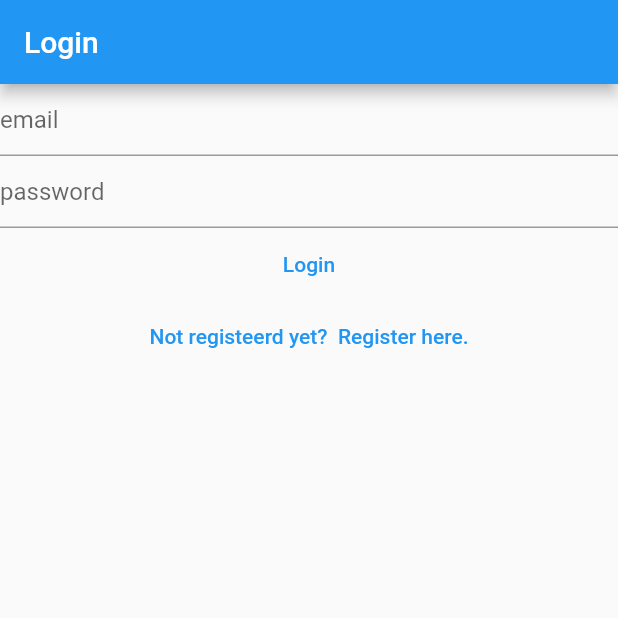
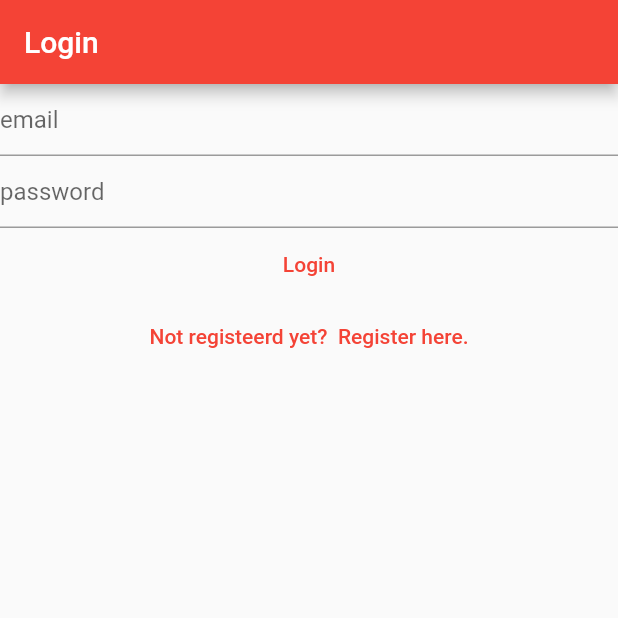
Before and after one commit to majzoub13/notes-flutter, a Flutter app: the screen it shows after launch, after a tap on "Login", on a phone screen of 412 x 824 dp, the top half of it. Run offline on Flutter 3.47's test engine with Material 2 defaults, Android fonts, the light colour scheme and no system bars; our stand-ins replace firebase_auth, firebase_core; accounts and stored records are empty; network calls fail.

Commit message:
third commit

```diff
--- a/lib/main.dart
+++ b/lib/main.dart
@@ -7,19 +7,19 @@ import 'package:flutter_application_1/firebase_options.dart';
 import 'package:flutter_application_1/views/login_view.dart';
 import 'package:flutter_application_1/views/register_view.dart';
 import 'package:flutter_application_1/views/verfiy_email_view.dart';
-import 'dart:developer' as devtools show log;
 
 void main() {
   WidgetsFlutterBinding.ensureInitialized();
   runApp(MaterialApp(
       title: 'Flutter Demo',
       theme: ThemeData(
-        primarySwatch: Colors.blue,
+        primarySwatch: Colors.red,
       ),
       home: const HomePage(),
       routes: {
         '/login/': (context) => const LoginView(),
         '/register/': (context) => const RegisterView(),
+        '/notes/': (context) => const NotesView(),
       }));
 }
 
--- a/lib/views/login_view.dart
+++ b/lib/views/login_view.dart
@@ -2,6 +2,7 @@
 
 import 'package:firebase_auth/firebase_auth.dart';
 import 'package:flutter/material.dart';
+import 'dart:developer' as devtools show log;
 
 class LoginView extends StatefulWidget {
   const LoginView({super.key});
@@ -55,14 +56,17 @@ class _LoginViewState extends State<LoginView> {
               final email = _email.text;
               final password = _password.text;
               try {
-                final userCredential = await FirebaseAuth.instance
-                    .signInWithEmailAndPassword(
-                        email: email, password: password);
-                print(userCredential);
+                await FirebaseAuth.instance.signInWithEmailAndPassword(
+                  email: email,
+                  password: password,
+                );
+                Navigator.of(context).pushNamedAndRemoveUntil(
+                  '/notes/',
+                  (route) => false,
+                );
               } on FirebaseAuthException catch (e) {
-                print(e.code);
                 if (e.code == 'INVALID_LOGIN_CREDENTIALS') {
-                  print('Ivalid Credentials.');
+                  devtools.log('Ivalid Credentials.');
                 }
               }
             },
@@ -70,8 +74,10 @@ class _LoginViewState extends State<LoginView> {
           ),
           TextButton(
               onPressed: () {
-                Navigator.of(context)
-                    .pushNamedAndRemoveUntil('/register/', (route) => false);
+                Navigator.of(context).pushNamedAndRemoveUntil(
+                  '/register/',
+                  (route) => false,
+                );
               },
               child: const Text('Not registeerd yet?  Register here.'))
         ],
```
Also changed, not shown: lib/views/register_view.dart (+11 -8 lines).
